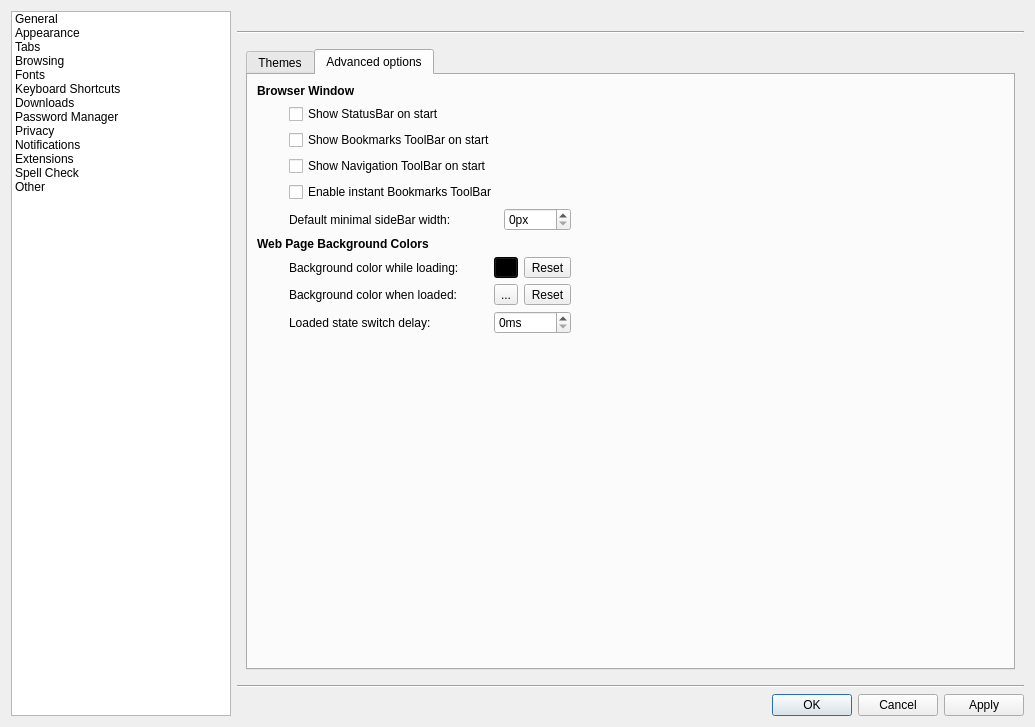
Qt form src/lib/preferences/preferences.ui (KDE/falkon) before a commit.
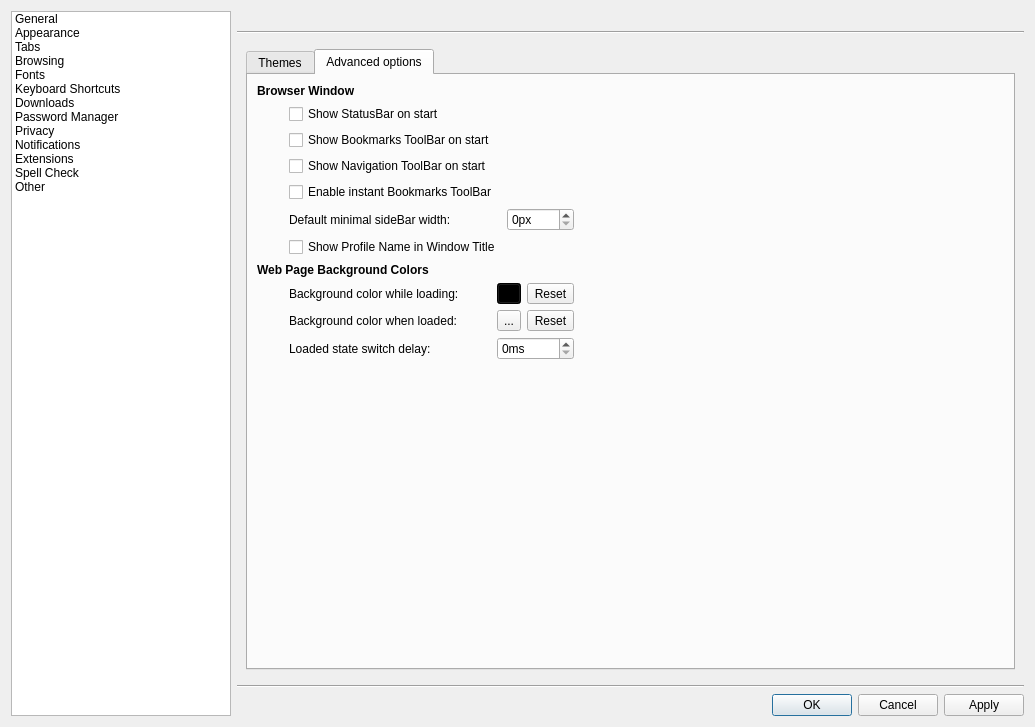
The same form after that commit. The open tabs and pages were chosen to show the change. Custom widgets are drawn as their Qt base class.

Commit message:
Add '[<profile-name>]' suffix to current instance window title
this can help to better organize multiple instances of Falkon with a window manager
I consider it a temporary solution until xdg-toplevel-tag is correctly implemented

```diff
--- a/src/lib/preferences/preferences.ui
+++ b/src/lib/preferences/preferences.ui
@@ -571,6 +571,13 @@
                    </property>
                   </widget>
                  </item>
+                 <item row="5" column="0">
+                  <widget class="QCheckBox" name="showProfileName">
+                   <property name="text">
+                    <string>Show Profile Name in Window Title</string>
+                   </property>
+                  </widget>
+                 </item>
                 </layout>
                </item>
                <item row="3" column="0" colspan="3">
```
The commit also changes 4 other files.
